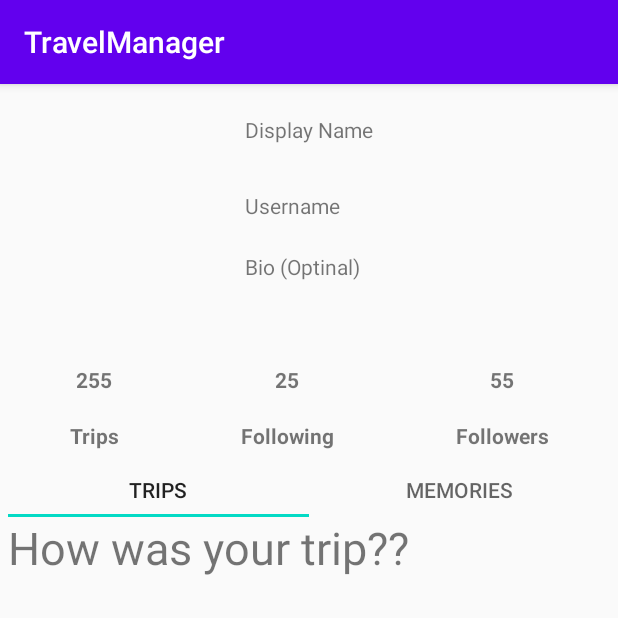
After one commit to ashwiniswag/TravelManager, an Android app: the Profile screen opened directly, with no data from a screen before it, on a phone screen of 412 x 824 dp, the top half of it. The commit adds this screen. Run offline under Robolectric (Android 15) with nearby library versions, the phone set to English and light mode, and no system bars.

Commit message:
User details and profile

```diff
--- a/app/build.gradle
+++ b/app/build.gradle
@@ -33,7 +33,9 @@ dependencies {
     implementation 'com.google.firebase:firebase-auth'
     implementation 'com.google.firebase:firebase-auth:19.4.0'
     implementation 'com.google.firebase:firebase-database:19.5.0'
+    implementation 'androidx.legacy:legacy-support-v4:1.0.0'
     testImplementation 'junit:junit:4.12'
     androidTestImplementation 'androidx.test.ext:junit:1.1.2'
     androidTestImplementation 'androidx.test.espresso:espresso-core:3.3.0'
+    implementation 'com.google.android.material:material:1.2.1'
 }
--- /dev/null
+++ b/app/src/main/java/com/example/travelmanager/Memories.java
@@ -0,0 +1,29 @@
+package com.example.travelmanager;
+
+import android.os.Bundle;
+
+import androidx.fragment.app.Fragment;
+
+import android.view.LayoutInflater;
+import android.view.View;
+import android.view.ViewGroup;
+
+
+/**
+ * A simple {@link Fragment} subclass.
+ */
+public class Memories extends Fragment {
+
+    public Memories() {
+        // Required empty public constructor
+    }
+
+
+    @Override
+    public View onCreateView(LayoutInflater inflater, ViewGroup container,
+                             Bundle savedInstanceState) {
+        // Inflate the layout for this fragment
+        return inflater.inflate(R.layout.fragment_memories, container, false);
+    }
+
+}
--- /dev/null
+++ b/app/src/main/java/com/example/travelmanager/PagerAdapter.java
@@ -0,0 +1,34 @@
+package com.example.travelmanager;
+
+import androidx.annotation.NonNull;
+import androidx.fragment.app.Fragment;
+import androidx.fragment.app.FragmentManager;
+import androidx.fragment.app.FragmentPagerAdapter;
+
+public class PagerAdapter extends FragmentPagerAdapter {
+
+    private int noofTabs;
+
+    public PagerAdapter(FragmentManager fm,int noofTabs) {
+        super(fm);
+        this.noofTabs=noofTabs;
+    }
+
+    @Override
+    public Fragment getItem(int position) {
+        switch (position){
+
+            case 0:
+                return new Trips();
+            case 1:
+                return new Memories();
+            default:
+                return null;
+        }
+    }
+
+    @Override
+    public int getCount() {
+        return noofTabs;
+    }
+}
--- /dev/null
+++ b/app/src/main/java/com/example/travelmanager/Profile.java
@@ -0,0 +1,51 @@
+package com.example.travelmanager;
+
+import androidx.appcompat.app.AppCompatActivity;
+import androidx.viewpager.widget.ViewPager;
+
+import android.os.Bundle;
+
+import com.google.android.material.tabs.TabItem;
+import com.google.android.material.tabs.TabLayout;
+
+public class Profile extends AppCompatActivity{
+
+    TabLayout tabLayout;
+    TabItem tabtrip,tabmemory;
+    ViewPager viewPager;
+
+    PagerAdapter pagerAdapter;
+
+    @Override
+    protected void onCreate(Bundle savedInstanceState) {
+        super.onCreate(savedInstanceState);
+        setContentView(R.layout.activity_profile);
+
+        tabLayout = findViewById(R.id.plan);
+        tabtrip = findViewById(R.id.trip);
+        tabmemory = findViewById(R.id.memory);
+        viewPager = findViewById(R.id.viewpager);
+
+        pagerAdapter = new PagerAdapter(getSupportFragmentManager(),tabLayout.getTabCount());
+        viewPager.setAdapter(pagerAdapter);
+
+        viewPager.setOnPageChangeListener(new TabLayout.TabLayoutOnPageChangeListener(tabLayout));
+
+        tabLayout.setOnTabSelectedListener(new TabLayout.OnTabSelectedListener() {
+            @Override
+            public void onTabSelected(TabLayout.Tab tab) {
+                viewPager.setCurrentItem(tab.getPosition());
+            }
+
+            @Override
+            public void onTabUnselected(TabLayout.Tab tab) {
+
+            }
+
+            @Override
+            public void onTabReselected(TabLayout.Tab tab) {
+
+            }
+        });
+    }
+}
--- a/app/src/main/java/com/example/travelmanager/Signup.java
+++ b/app/src/main/java/com/example/travelmanager/Signup.java
@@ -83,7 +83,7 @@ public class Signup extends AppCompatActivity {
                     if (task.isSuccessful()) {
                         // move to usrname
                         Toast.makeText(getApplicationContext(), "Account created successfully", Toast.LENGTH_SHORT).show();
-                        startActivity(new Intent(Signup.this, MainActivity.class));
+                        startActivity(new Intent(Signup.this, Username.class));
                     } else {
                         if(!task.getException().getMessage().isEmpty()) {
                             Toast.makeText(Signup.this, task.getException().getMessage(), Toast.LENGTH_SHORT).show();
--- /dev/null
+++ b/app/src/main/java/com/example/travelmanager/Trips.java
@@ -0,0 +1,28 @@
+package com.example.travelmanager;
+
+import android.os.Bundle;
+
+import androidx.fragment.app.Fragment;
+
+import android.view.LayoutInflater;
+import android.view.View;
+import android.view.ViewGroup;
+
+
+/**
+ * A simple {@link Fragment} subclass.
+ */
+public class Trips extends Fragment {
+
+    public Trips() {
+        // Required empty public constructor
+    }
+
+
+    @Override
+    public View onCreateView(LayoutInflater inflater, ViewGroup container,
+                             Bundle savedInstanceState) {
+        // Inflate the layout for this fragment
+        return inflater.inflate(R.layout.fragment_trips, container, false);
+    }
+}
--- /dev/null
+++ b/app/src/main/res/layout/activity_profile.xml
@@ -0,0 +1,172 @@
+<?xml version="1.0" encoding="utf-8"?>
+<LinearLayout xmlns:android="http://schemas.android.com/apk/res/android"
+    xmlns:app="http://schemas.android.com/apk/res-auto"
+    xmlns:tools="http://schemas.android.com/tools"
+    android:layout_width="match_parent"
+    android:layout_height="match_parent"
+    android:orientation="vertical"
+    tools:context=".Profile"
+    android:weightSum="24"
+    android:padding="5dp">
+
+    <LinearLayout
+        android:layout_width="match_parent"
+        android:layout_height="wrap_content"
+        android:layout_weight="4.7"
+        android:weightSum="6"
+        android:orientation="horizontal">
+
+        <ImageView
+            android:layout_weight="3"
+            android:layout_width="wrap_content"
+            android:layout_height="match_parent"/>
+
+        <LinearLayout
+            android:layout_weight="3"
+            android:layout_width="wrap_content"
+            android:weightSum="4"
+            android:orientation="vertical"
+            android:layout_gravity="center"
+            android:gravity="left"
+            android:layout_height="match_parent">
+
+            <TextView
+                android:layout_width="match_parent"
+                android:layout_weight="1"
+                android:text="Display Name"
+                android:padding="5dp"
+                android:gravity="center_vertical"
+                android:layout_height="wrap_content" />
+            <TextView
+                android:layout_width="match_parent"
+                android:layout_height="wrap_content"
+                android:text="Username"
+                android:padding="5dp"
+                android:gravity="center_vertical"
+                android:layout_weight="1"/>
+            <TextView
+                android:layout_width="match_parent"
+                android:layout_height="wrap_content"
+                android:layout_weight="2"
+                android:gravity="left"
+                android:padding="5dp"
+                android:text="Bio (Optinal)"
+                android:inputType="textMultiLine"/>
+
+        </LinearLayout>
+    </LinearLayout>
+
+    <LinearLayout
+        android:layout_width="match_parent"
+        android:layout_height="wrap_content"
+        android:layout_weight="2"
+        android:orientation="horizontal">
+
+        <LinearLayout
+            android:layout_width="wrap_content"
+            android:layout_weight="1"
+            android:layout_height="match_parent"
+            android:orientation="vertical"
+            android:weightSum="2">
+
+            <TextView
+                android:layout_width="match_parent"
+                android:layout_weight="1"
+                android:gravity="center"
+                android:text="255"
+                android:textStyle="bold"
+                android:layout_height="match_parent"/>
+            <TextView
+                android:layout_width="match_parent"
+                android:layout_height="match_parent"
+                android:gravity="center"
+                android:textStyle="bold"
+                android:layout_weight="1"
+                android:text="Trips"/>
+
+        </LinearLayout>
+
+        <LinearLayout
+            android:layout_width="wrap_content"
+            android:layout_weight="1"
+            android:layout_height="match_parent"
+            android:orientation="vertical"
+            android:weightSum="2">
+
+            <TextView
+                android:layout_width="match_parent"
+                android:layout_weight="1"
+                android:text="25"
+                android:textStyle="bold"
+                android:gravity="center"
+                android:layout_height="match_parent"/>
+            <TextView
+                android:layout_width="match_parent"
+                android:layout_height="match_parent"
+                android:layout_weight="1"
+                android:gravity="center"
+                android:textStyle="bold"
+                android:text="Following"/>
+
+        </LinearLayout>
+
+        <LinearLayout
+            android:layout_width="wrap_content"
+            android:layout_weight="1"
+            android:layout_height="match_parent"
+            android:orientation="vertical"
+            android:weightSum="2">
+
+            <TextView
+                android:layout_width="match_parent"
+                android:layout_weight="1"
+                android:text="55"
+                android:textStyle="bold"
+                android:gravity="center"
+                android:layout_height="match_parent"/>
+            <TextView
+                android:layout_width="match_parent"
+                android:layout_height="match_parent"
+                android:layout_weight="1"
+                android:textStyle="bold"
+                android:gravity="center"
+                android:text="Followers"/>
+
+        </LinearLayout>
+    </LinearLayout>
+
+    <LinearLayout
+        android:layout_width="match_parent"
+        android:layout_height="200dp"
+        android:layout_weight="17.3"
+        android:weightSum="6"
+        android:orientation="vertical">
+
+        <com.google.android.material.tabs.TabLayout
+            android:layout_width="match_parent"
+            android:layout_height="wrap_content"
+            android:id="@+id/plan"
+            android:layout_weight="1.5">
+
+            <com.google.android.material.tabs.TabItem
+                android:layout_width="wrap_content"
+                android:layout_height="match_parent"
+                android:text="Trips"
+                android:id="@+id/trip"/>
+
+            <com.google.android.material.tabs.TabItem
+                android:layout_width="wrap_content"
+                android:layout_height="match_parent"
+                android:text="Memories"
+                android:id="@+id/memory"/>
+        </com.google.android.material.tabs.TabLayout>
+
+        <androidx.viewpager.widget.ViewPager
+            android:layout_width="match_parent"
+            android:layout_height="wrap_content"
+            android:layout_weight="4.5"
+            android:id="@+id/viewpager"/>
+
+    </LinearLayout>
+
+</LinearLayout>
--- a/app/src/main/res/layout/activity_username.xml
+++ b/app/src/main/res/layout/activity_username.xml
@@ -75,7 +75,7 @@
             android:background="@drawable/roundbutton"
             android:layout_marginTop="20dp"
             android:layout_weight=".2"
-            android:text="Sign Up"
+            android:text="Submit"
             android:textSize="15dp"
             android:textStyle="bold" />
 
--- /dev/null
+++ b/app/src/main/res/layout/fragment_trips.xml
@@ -0,0 +1,16 @@
+<?xml version="1.0" encoding="utf-8"?>
+<FrameLayout xmlns:android="http://schemas.android.com/apk/res/android"
+    xmlns:tools="http://schemas.android.com/tools"
+    android:layout_width="match_parent"
+    android:layout_height="match_parent"
+    tools:context=".Trips">
+<!--    android:background="#0DBCD8">-->
+
+    <!-- TODO: Update blank fragment layout -->
+    <TextView
+        android:layout_width="match_parent"
+        android:layout_height="match_parent"
+        android:text="How was your trip??"
+        android:textSize="30sp"/>
+
+</FrameLayout>
--- a/app/src/main/res/values/strings.xml
+++ b/app/src/main/res/values/strings.xml
@@ -3,4 +3,7 @@
     <string name="terms"><u><b><i>to terms an conditions</i></b></u></string>
     <string name="web_client_id">307429605615-3eae37jvodeu57igq2876co2bcc3074a.apps.googleusercontent.com</string>
 
+    <!-- TODO: Remove or change this placeholder text -->
+    <string name="hello_blank_fragment">Hello blank fragment</string>
+
 </resources>
```
Also changed, not shown: app/src/main/AndroidManifest.xml (+6 -4 lines), app/src/main/java/com/example/travelmanager/Login.java (+28 -11 lines), app/src/main/java/com/example/travelmanager/User.java (added, +17 -0 lines), app/src/main/java/com/example/travelmanager/Username.java (+91 -0 lines), app/src/main/res/layout/fragment_memories.xml (added, +16 -0 lines).
